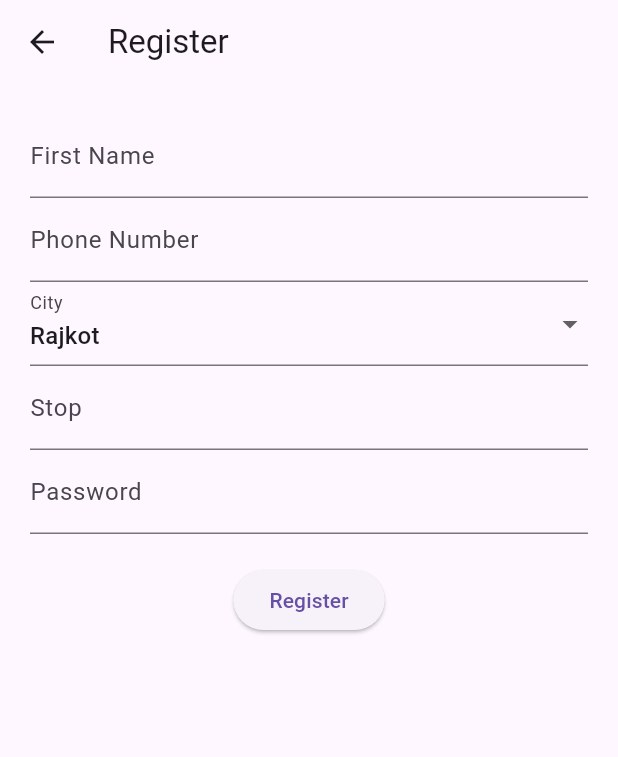
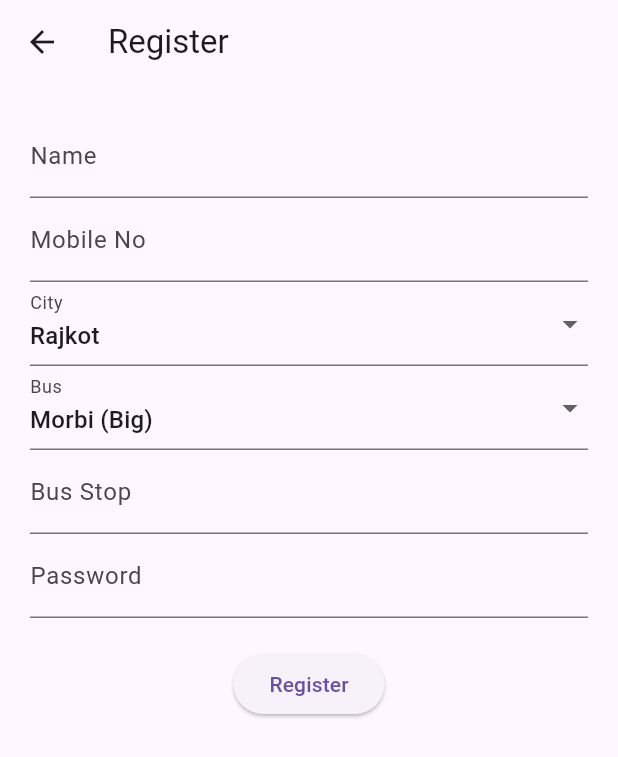
Before and after one commit to rahul05-code/bus_attendance, a Flutter app: the RegisterPage screen opened by its route, on a phone screen of 412 x 824 dp. Shown: the top 757 px of the screen. Run offline on Flutter 3.47's test engine with Material 3 defaults, Android fonts, the phone set to English and light mode, and no system bars; network calls fail.

```diff
--- a/lib/http_service.dart
+++ b/lib/http_service.dart
@@ -2,19 +2,25 @@ import 'dart:convert';
 import 'package:http/http.dart' as http;
 
 class HttpService {
-  static const String baseUrl =
+  // Replace with your actual deployed script URLs
+  static const String userSheetUrl =
       "https://script.google.com/macros/s/AKfycbytkHiI4Pp7AQsHHcTnRk9Gf1rJFpaYyJbCyslHlOU9Ih2cq11XJWPZ9yDwvzI0rI6kNA/exec";
+  static const String attendanceSheetUrl =
+      "https://script.google.com/macros/s/AKfycbwx30_sVKBffmik_uftEmYFiuQuHrRSobV1Qb4MbvLLhFbPNUONzxBo8yMAEglOSmqWWA/exec";
+
+  // ---------------------- USER OPERATIONS ----------------------
 
   static Future<String> registerUser(
-    String firstName,
+    String name,
     String phone,
     String city,
+    String bus,
     String stop,
     String password,
     String uid,
   ) async {
     final url = Uri.parse(
-      "$baseUrl?action=register&name=$firstName&phone=$phone&city=$city&stop=$stop&password=$password&uid=$uid",
+      "$userSheetUrl?action=register&name=$name&phone=$phone&city=$city&bus=$bus&stop=$stop&password=$password&uid=$uid",
     );
     final response = await http.get(url);
     return response.body;
@@ -25,7 +31,7 @@ class HttpService {
     String password,
   ) async {
     final url = Uri.parse(
-      "$baseUrl?action=login&phone=$phone&password=$password",
+      "$userSheetUrl?action=login&phone=$phone&password=$password",
     );
     final response = await http.get(url);
     final data = jsonDecode(response.body);
@@ -33,24 +39,47 @@ class HttpService {
     return null;
   }
 
+  // ---------------------- ATTENDANCE ----------------------
+
   static Future<String> markAttendance(
     String uid,
     String name,
     String phone,
     String city,
+    String bus,
     String stop,
   ) async {
     final url = Uri.parse(
-      "$baseUrl?action=markAttendance"
-      "&uid=$uid&name=$name&phone=$phone&city=$city&stop=$stop",
+      "$attendanceSheetUrl?action=markAttendance"
+      "&uid=$uid&name=$name&phone=$phone&city=$city&bus=$bus&stop=$stop",
     );
     final response = await http.get(url);
     return response.body;
   }
 
   static Future<List<Map<String, dynamic>>> getDailyAttendance() async {
-    final url = Uri.parse("$baseUrl?action=getDailyAttendance");
-    final response = await http.get(url); // changed from POST to GET
+    final url = Uri.parse("$attendanceSheetUrl?action=getDailyAttendance");
+    final response = await http.get(url);
+    final List data = jsonDecode(response.body);
+    return data
+        .map<Map<String, dynamic>>((e) => Map<String, dynamic>.from(e))
+        .toList();
+  }
+
+  // ---------------------- ADMIN ----------------------
+
+  static Future<List<Map<String, dynamic>>> getAllUsers() async {
+    final url = Uri.parse("$userSheetUrl?action=getAllUsers");
+    final response = await http.get(url);
+    final List data = jsonDecode(response.body);
+    return data
+        .map<Map<String, dynamic>>((e) => Map<String, dynamic>.from(e))
+        .toList();
+  }
+
+  static Future<List<Map<String, dynamic>>> getAllAttendance() async {
+    final url = Uri.parse("$attendanceSheetUrl?action=getAllAttendance");
+    final response = await http.get(url);
     final List data = jsonDecode(response.body);
     return data
         .map<Map<String, dynamic>>((e) => Map<String, dynamic>.from(e))
--- a/lib/main.dart
+++ b/lib/main.dart
@@ -2,7 +2,7 @@ import 'package:flutter/material.dart';
 import 'register_page.dart';
 import 'login_page.dart';
 import 'attendance_page.dart';
-import 'admin_page.dart';
+//import 'admin_page.dart';
 
 void main() {
   runApp(BusAttendanceApp());
@@ -12,6 +12,7 @@ class BusAttendanceApp extends StatelessWidget {
   @override
   Widget build(BuildContext context) {
     return MaterialApp(
+      debugShowCheckedModeBanner: false,
       title: 'Bus Attendance System',
       theme: ThemeData(primarySwatch: Colors.blue),
       initialRoute: '/',
@@ -19,7 +20,7 @@ class BusAttendanceApp extends StatelessWidget {
         '/': (context) => LoginPage(),
         '/register': (context) => RegisterPage(),
         '/attendance': (context) => AttendancePage(userData: {}),
-        '/admin': (context) => AdminPage(),
+        //'/admin': (context) => AdminPage(),
       },
     );
   }
--- a/lib/register_page.dart
+++ b/lib/register_page.dart
@@ -8,20 +8,31 @@ class RegisterPage extends StatefulWidget {
 }
 
 class _RegisterPageState extends State<RegisterPage> {
-  final firstNameController = TextEditingController();
+  final nameController = TextEditingController();
   final phoneController = TextEditingController();
   final stopController = TextEditingController();
   final passwordController = TextEditingController();
 
   String generatedUid = "";
   String selectedCity = "Rajkot";
+  String selectedBus = "Morbi (Big)";
 
   final List<String> cities = [
     "Rajkot",
     "Morbi",
+    "Tankara",
+    "Jasdan",
     "Wankaner",
     "Gondal",
-    "Tankara",
+  ];
+
+  final List<String> buses = [
+    "Morbi (Big)",
+    "Morbi (Small)",
+    "Rajkot",
+    "Gondal (Big)",
+    "Gondal (Small)",
+    "Wankaner",
     "Jasdan",
   ];
 
@@ -33,14 +44,14 @@ class _RegisterPageState extends State<RegisterPage> {
   }
 
   void register() async {
-    String firstName = firstNameController.text.trim();
+    String name = nameController.text.trim();
     String phone = phoneController.text.trim();
     String stop = stopController.text.trim();
     String password = passwordController.text.trim();
 
-    if (firstName.length < 3) {
+    if (name.length < 3) {
       ScaffoldMessenger.of(context).showSnackBar(
-        SnackBar(content: Text("First name must be at least 3 characters")),
+        SnackBar(content: Text("Name must be at least 3 characters")),
       );
       return;
     }
@@ -52,15 +63,16 @@ class _RegisterPageState extends State<RegisterPage> {
       return;
     }
 
-    String uid = generateUid(firstName);
+    String uid = generateUid(name);
     setState(() {
       generatedUid = uid;
     });
 
     final result = await HttpService.registerUser(
-      firstName,
+      name,
       phone,
       selectedCity,
+      selectedBus,
       stop,
       password,
       uid,
@@ -82,12 +94,12 @@ class _RegisterPageState extends State<RegisterPage> {
           child: Column(
             children: [
               TextField(
-                controller: firstNameController,
-                decoration: InputDecoration(labelText: "First Name"),
+                controller: nameController,
+                decoration: InputDecoration(labelText: "Name"),
               ),
               TextField(
                 controller: phoneController,
-                decoration: InputDecoration(labelText: "Phone Number"),
+                decoration: InputDecoration(labelText: "Mobile No"),
                 keyboardType: TextInputType.phone,
               ),
               DropdownButtonFormField<String>(
@@ -99,17 +111,30 @@ class _RegisterPageState extends State<RegisterPage> {
                 },
                 decoration: InputDecoration(labelText: "City"),
                 items: cities
-                    .map(
-                      (city) => DropdownMenuItem<String>(
-                        value: city,
-                        child: Text(city),
-                      ),
-                    )
+                    .map((city) => DropdownMenuItem(
+                          value: city,
+                          child: Text(city),
+                        ))
+                    .toList(),
+              ),
+              DropdownButtonFormField<String>(
+                value: selectedBus,
+                onChanged: (value) {
+                  setState(() {
+                    selectedBus = value!;
+                  });
+                },
+                decoration: InputDecoration(labelText: "Bus"),
+                items: buses
+                    .map((bus) => DropdownMenuItem(
+                          value: bus,
+                          child: Text(bus),
+                        ))
                     .toList(),
               ),
               TextField(
                 controller: stopController,
-                decoration: InputDecoration(labelText: "Stop"),
+                decoration: InputDecoration(labelText: "Bus Stop"),
               ),
               TextField(
                 controller: passwordController,
```
Also changed, not shown: lib/admin_page.dart (+15 -22 lines), lib/admin_viewdata.dart (added, +63 -0 lines), lib/attendance_page.dart (+62 -29 lines), lib/login_page.dart (+34 -23 lines).
